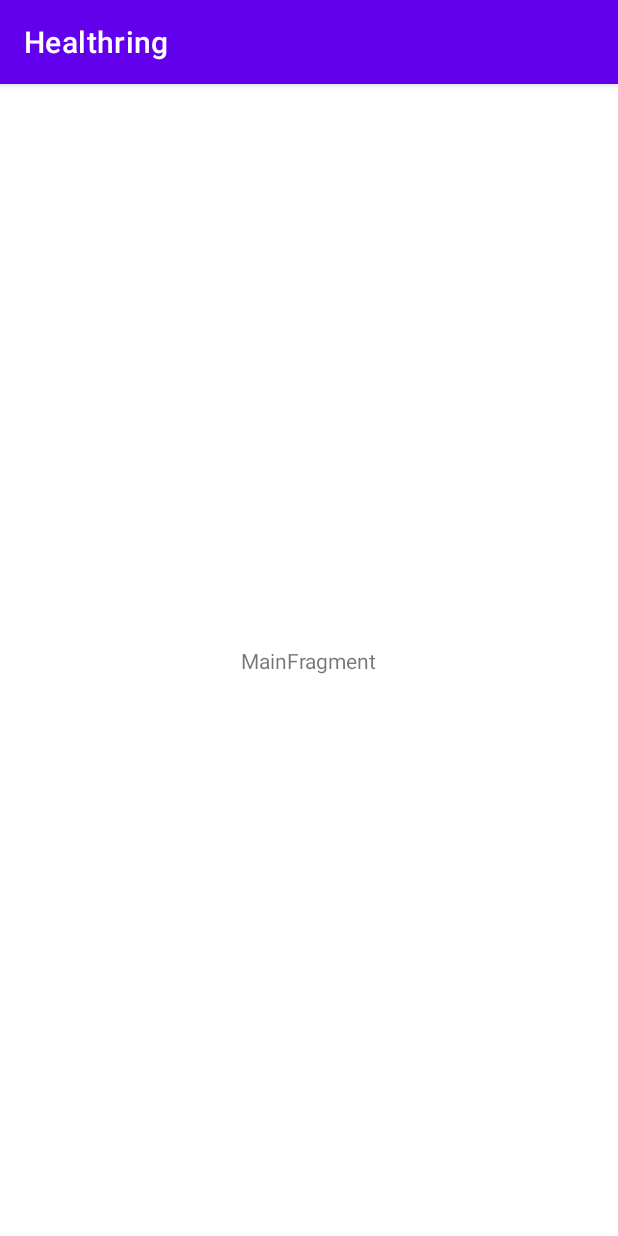
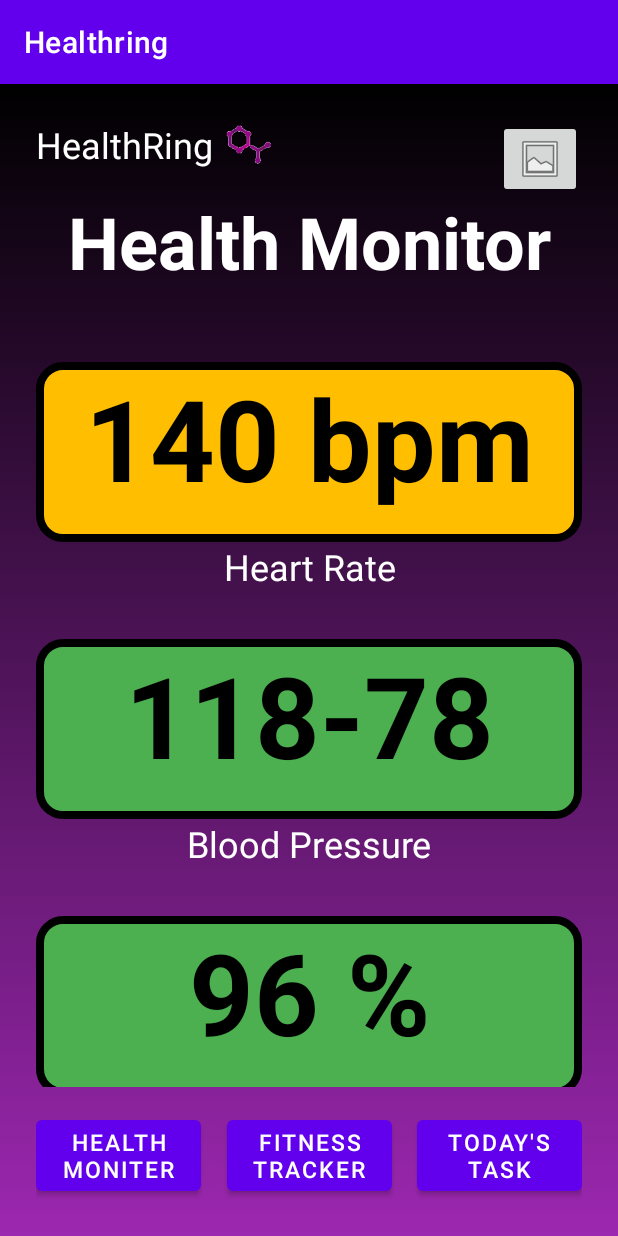
Before and after one commit to CompSciBC/healthring-group1, an Android app: the screen it shows after launch (MainActivity), on a phone screen of 412 x 824 dp. Run offline under Robolectric (Android 15) with nearby library versions, the phone set to English and light mode, and no system bars; our stand-ins replace data binding; Roboto replaces fonts that are not available here.

Commit message:
git status

```diff
--- a/Healthring/app/build.gradle
+++ b/Healthring/app/build.gradle
@@ -7,7 +7,7 @@ android {
     compileSdk 31
 
     defaultConfig {
-        applicationId "com.example.healthring"
+        applicationId "com.example.navpractice2"
         minSdk 21
         targetSdk 31
         versionCode 1
@@ -29,18 +29,20 @@ android {
     kotlinOptions {
         jvmTarget = '1.8'
     }
+    buildFeatures {
+        dataBinding true
+    }
 }
 
 dependencies {
 
     implementation 'androidx.core:core-ktx:1.7.0'
-    implementation 'androidx.appcompat:appcompat:1.3.1'
+    implementation 'androidx.appcompat:appcompat:1.4.0'
     implementation 'com.google.android.material:material:1.4.0'
-    implementation 'androidx.constraintlayout:constraintlayout:2.1.1'
-    implementation 'androidx.lifecycle:lifecycle-livedata-ktx:2.4.0'
-    implementation 'androidx.lifecycle:lifecycle-viewmodel-ktx:2.4.0'
+    implementation 'androidx.constraintlayout:constraintlayout:2.1.2'
+    implementation 'androidx.navigation:navigation-fragment-ktx:2.3.5'
+    implementation 'androidx.navigation:navigation-ui-ktx:2.3.5'
     implementation 'com.mikhaellopez:circularimageview:4.3.0'
-    implementation 'androidx.legacy:legacy-support-v4:1.0.0'
     testImplementation 'junit:junit:4.+'
     androidTestImplementation 'androidx.test.ext:junit:1.1.3'
     androidTestImplementation 'androidx.test.espresso:espresso-core:3.4.0'
--- a/Healthring/app/src/main/java/com/example/healthring/MainActivity.kt
+++ b/Healthring/app/src/main/java/com/example/healthring/MainActivity.kt
@@ -2,17 +2,10 @@ package com.example.healthring
 
 import androidx.appcompat.app.AppCompatActivity
 import android.os.Bundle
-import com.example.healthring.ui.main.MainFragment
 
 class MainActivity : AppCompatActivity() {
-
     override fun onCreate(savedInstanceState: Bundle?) {
         super.onCreate(savedInstanceState)
-        setContentView(R.layout.main_activity)
-        if (savedInstanceState == null) {
-            supportFragmentManager.beginTransaction()
-                .replace(R.id.container, MainFragment.newInstance())
-                .commitNow()
-        }
+        setContentView(R.layout.activity_main)
     }
 }
--- a/Healthring/app/src/main/java/com/example/healthring/todaytasks/TodaysTasksFragment.kt
+++ b/Healthring/app/src/main/java/com/example/healthring/todaytasks/TodaysTasksFragment.kt
@@ -18,6 +18,6 @@ class TodaysTasksFragment : Fragment() {
     ): View? {
         viewModel = ViewModelProvider(this).get(TodaysTasksViewModel::class.java)
 
-        return inflater.inflate(R.layout.main_fragment, container, false)
+        return inflater.inflate(R.layout.todays_task_fragment, container, false)
     }
 }
--- /dev/null
+++ b/Healthring/app/src/main/java/com/example/healthring/ui/main/HealthMonitorFragment.kt
@@ -0,0 +1,7 @@
+package com.example.healthring.ui.main
+
+import androidx.fragment.app.Fragment
+import com.example.healthring.R
+
+class HealthMonitorFragment : Fragment(R.layout.health_monitor_fragment){
+}
--- a/Healthring/app/src/main/java/com/example/healthring/ui/main/MainFragment.kt
+++ /dev/null
@@ -1,32 +0,0 @@
-package com.example.healthring.ui.main
-
-import androidx.lifecycle.ViewModelProvider
-import android.os.Bundle
-import androidx.fragment.app.Fragment
-import android.view.LayoutInflater
-import android.view.View
-import android.view.ViewGroup
-import com.example.healthring.R
-
-class MainFragment : Fragment() {
-
-    companion object {
-        fun newInstance() = MainFragment()
-    }
-
-    private lateinit var viewModel: MainViewModel
-
-    override fun onCreateView(
-        inflater: LayoutInflater, container: ViewGroup?,
-        savedInstanceState: Bundle?
-    ): View {
-        return inflater.inflate(R.layout.main_fragment, container, false)
-    }
-
-    override fun onActivityCreated(savedInstanceState: Bundle?) {
-        super.onActivityCreated(savedInstanceState)
-        viewModel = ViewModelProvider(this).get(MainViewModel::class.java)
-        // TODO: Use the ViewModel
-    }
-
-}
--- /dev/null
+++ b/Healthring/app/src/main/res/layout/activity_main.xml
@@ -0,0 +1,25 @@
+<?xml version="1.0" encoding="utf-8"?>
+<androidx.constraintlayout.widget.ConstraintLayout xmlns:android="http://schemas.android.com/apk/res/android"
+    xmlns:app="http://schemas.android.com/apk/res-auto"
+    xmlns:tools="http://schemas.android.com/tools"
+    android:id="@+id/container"
+    android:layout_width="match_parent"
+    android:layout_height="match_parent"
+    tools:context=".MainActivity">
+
+    <androidx.fragment.app.FragmentContainerView
+        android:id="@+id/nav_host_fragment"
+        android:layout_width="0dp"
+        android:layout_height="0dp"
+        app:layout_constraintStart_toStartOf="parent"
+        app:layout_constraintEnd_toEndOf="parent"
+        app:layout_constraintTop_toTopOf="parent"
+        app:layout_constraintBottom_toBottomOf="parent"
+        android:name="androidx.navigation.fragment.NavHostFragment"
+
+        app:defaultNavHost="true"
+        app:navGraph="@navigation/nav_graph">
+
+    </androidx.fragment.app.FragmentContainerView>
+
+</androidx.constraintlayout.widget.ConstraintLayout>
--- a/Healthring/app/src/main/res/layout/health_monitor_fragment.xml
+++ b/Healthring/app/src/main/res/layout/health_monitor_fragment.xml
@@ -1,7 +1,9 @@
 <?xml version="1.0" encoding="utf-8"?>
-<androidx.constraintlayout.widget.ConstraintLayout xmlns:android="http://schemas.android.com/apk/res/android"
+<layout xmlns:android="http://schemas.android.com/apk/res/android"
     xmlns:app="http://schemas.android.com/apk/res-auto"
-    xmlns:tools="http://schemas.android.com/tools"
+    xmlns:tools="http://schemas.android.com/tools">
+
+    <androidx.constraintlayout.widget.ConstraintLayout
         android:layout_width="match_parent"
         android:layout_height="match_parent"
         android:background="@drawable/main_background_selector"
@@ -170,3 +172,5 @@
             app:layout_constraintEnd_toEndOf="parent" />
 
     </androidx.constraintlayout.widget.ConstraintLayout>
+
+</layout>
--- a/Healthring/app/src/main/res/layout/main_activity.xml
+++ /dev/null
@@ -1,7 +0,0 @@
-<?xml version="1.0" encoding="utf-8"?>
-<FrameLayout xmlns:android="http://schemas.android.com/apk/res/android"
-    xmlns:tools="http://schemas.android.com/tools"
-    android:id="@+id/container"
-    android:layout_width="match_parent"
-    android:layout_height="match_parent"
-    tools:context=".MainActivity" />
--- a/Healthring/app/src/main/res/layout/main_fragment.xml
+++ /dev/null
@@ -1,20 +0,0 @@
-<?xml version="1.0" encoding="utf-8"?>
-<androidx.constraintlayout.widget.ConstraintLayout xmlns:android="http://schemas.android.com/apk/res/android"
-    xmlns:app="http://schemas.android.com/apk/res-auto"
-    xmlns:tools="http://schemas.android.com/tools"
-    android:id="@+id/main"
-    android:layout_width="match_parent"
-    android:layout_height="match_parent"
-    tools:context=".ui.main.MainFragment">
-
-    <TextView
-        android:id="@+id/message"
-        android:layout_width="wrap_content"
-        android:layout_height="wrap_content"
-        android:text="MainFragment"
-        app:layout_constraintBottom_toBottomOf="parent"
-        app:layout_constraintEnd_toEndOf="parent"
-        app:layout_constraintStart_toStartOf="parent"
-        app:layout_constraintTop_toTopOf="parent" />
-
-</androidx.constraintlayout.widget.ConstraintLayout>
--- a/Healthring/app/src/main/res/layout/profile_fragment.xml
+++ b/Healthring/app/src/main/res/layout/profile_fragment.xml
@@ -22,7 +22,8 @@
             app:layout_constraintTop_toTopOf="parent"
             android:layout_marginTop="24dp"
             tools:layout_editor_absoluteX="58dp"
-            tools:layout_editor_absoluteY="303dp" />
+            tools:layout_editor_absoluteY="303dp"
+            tools:ignore="MissingClass" />
 
         <com.google.android.material.button.MaterialButtonToggleGroup
             android:id="@+id/profileUnitsToggleGroup"
--- a/Healthring/app/src/main/res/navigation/nav_graph.xml
+++ b/Healthring/app/src/main/res/navigation/nav_graph.xml
@@ -1,6 +1,10 @@
 <?xml version="1.0" encoding="utf-8"?>
 <navigation xmlns:android="http://schemas.android.com/apk/res/android"
     xmlns:app="http://schemas.android.com/apk/res-auto"
-    android:id="@+id/nav_graph">
-
+    android:id="@+id/nav_graph"
+    app:startDestination="@id/healthMonitorFragment">
+    <fragment
+        android:id="@+id/healthMonitorFragment"
+        android:name="com.example.healthring.ui.main.HealthMonitorFragment"
+        android:label="HealthMonitorFragment" />
 </navigation>
```
Lines whose indentation alone changed are shown as unchanged.
